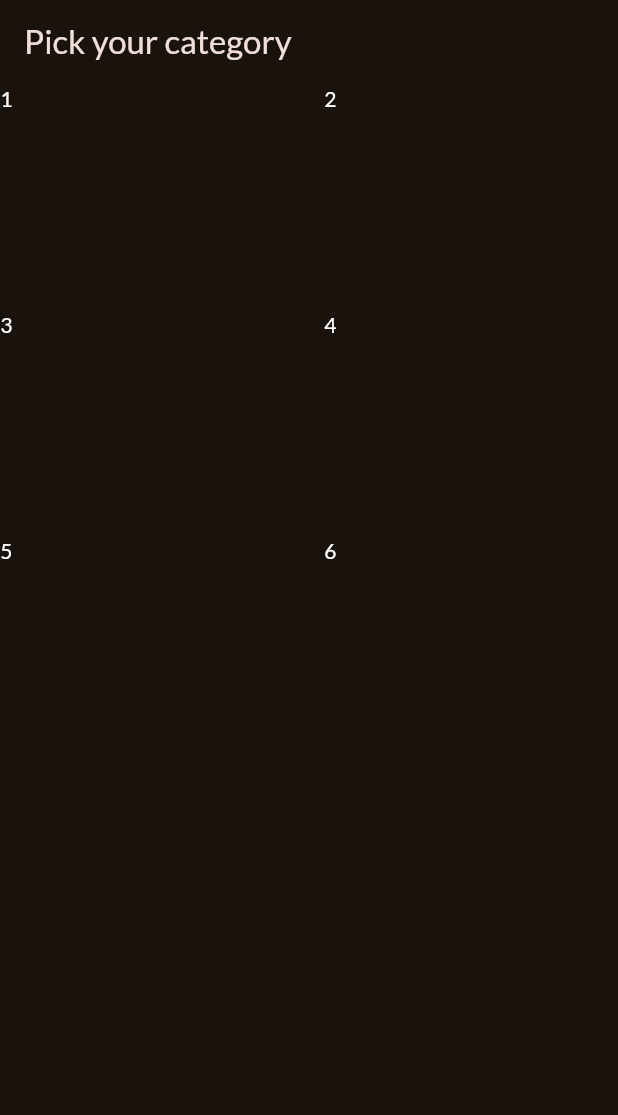
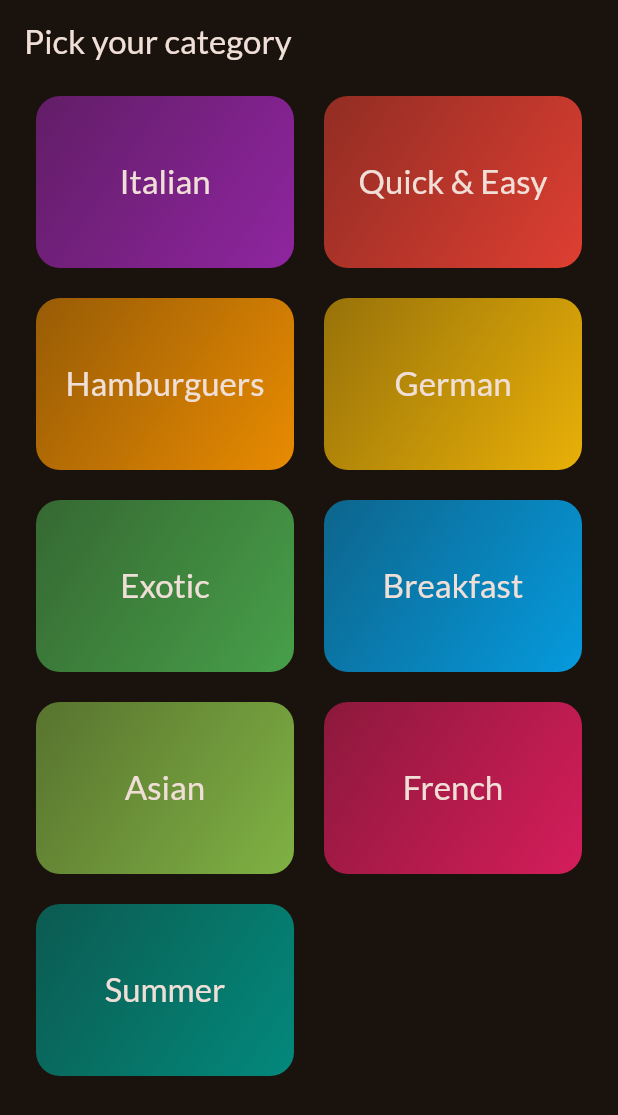
Before and after one commit to eacardenase/flutter-meals, a Flutter app: the screen it shows after launch, on a phone screen of 412 x 824 dp. Shown: the top 1115 px of the screen. Run offline on Flutter 3.47's test engine with Material 2 defaults, Android fonts, the phone set to English and light mode, and no system bars; our stand-ins replace google_fonts.

Commit message:
feat: show dummy categories on screen

```diff
--- a/lib/categories.dart
+++ /dev/null
@@ -1,62 +0,0 @@
-import 'package:flutter/material.dart';
-
-class CategoriesScreen extends StatelessWidget {
-  const CategoriesScreen({
-    super.key,
-  });
-
-  @override
-  Widget build(BuildContext context) {
-    return Scaffold(
-      appBar: AppBar(
-        title: const Text('Pick your category'),
-      ),
-      body: GridView(
-        gridDelegate: const SliverGridDelegateWithFixedCrossAxisCount(
-          crossAxisCount: 2,
-          childAspectRatio: 3 / 2,
-          crossAxisSpacing: 20, // vertical
-          mainAxisSpacing: 20, // horizontal
-        ),
-        children: const [
-          Text(
-            '1',
-            style: TextStyle(
-              color: Colors.white,
-            ),
-          ),
-          Text(
-            '2',
-            style: TextStyle(
-              color: Colors.white,
-            ),
-          ),
-          Text(
-            '3',
-            style: TextStyle(
-              color: Colors.white,
-            ),
-          ),
-          Text(
-            '4',
-            style: TextStyle(
-              color: Colors.white,
-            ),
-          ),
-          Text(
-            '5',
-            style: TextStyle(
-              color: Colors.white,
-            ),
-          ),
-          Text(
-            '6',
-            style: TextStyle(
-              color: Colors.white,
-            ),
-          ),
-        ],
-      ),
-    );
-  }
-}
--- /dev/null
+++ b/lib/data/dummy_data.dart
@@ -0,0 +1,42 @@
+import 'package:flutter/material.dart';
+
+import 'package:meals/models/category.dart';
+
+final availableCategoriess = [
+  Category(
+    title: 'Italian',
+    color: Colors.purple,
+  ),
+  Category(
+    title: 'Quick & Easy',
+    color: Colors.red,
+  ),
+  Category(
+    title: 'Hamburguers',
+    color: Colors.orange,
+  ),
+  Category(
+    title: 'German',
+    color: Colors.amber,
+  ),
+  Category(
+    title: 'Exotic',
+    color: Colors.green,
+  ),
+  Category(
+    title: 'Breakfast',
+    color: Colors.lightBlue,
+  ),
+  Category(
+    title: 'Asian',
+    color: Colors.lightGreen,
+  ),
+  Category(
+    title: 'French',
+    color: Colors.pink,
+  ),
+  Category(
+    title: 'Summer',
+    color: Colors.teal,
+  ),
+];
--- a/lib/main.dart
+++ b/lib/main.dart
@@ -1,7 +1,7 @@
 import 'package:flutter/material.dart';
 
 import 'package:google_fonts/google_fonts.dart';
-import 'package:meals/categories.dart';
+import 'package:meals/screens/categories.dart';
 
 final theme = ThemeData(
   useMaterial3: true,
--- /dev/null
+++ b/lib/models/category.dart
@@ -0,0 +1,16 @@
+import 'package:flutter/material.dart';
+
+import 'package:uuid/uuid.dart';
+
+const uuid = Uuid();
+
+class Category {
+  Category({
+    required this.title,
+    this.color = Colors.orange,
+  }) : id = uuid.v4();
+
+  final String id;
+  final String title;
+  final Color color;
+}
--- /dev/null
+++ b/lib/screens/categories.dart
@@ -0,0 +1,40 @@
+import 'package:flutter/material.dart';
+
+import 'package:meals/data/dummy_data.dart';
+import 'package:meals/widgets/category_grid_item.dart';
+
+class CategoriesScreen extends StatelessWidget {
+  const CategoriesScreen({
+    super.key,
+  });
+
+  @override
+  Widget build(BuildContext context) {
+    return Scaffold(
+      appBar: AppBar(
+        title: const Text(
+          'Pick your category',
+        ),
+      ),
+      body: GridView(
+        padding: const EdgeInsets.symmetric(
+          horizontal: 24,
+          vertical: 8,
+        ),
+        gridDelegate: const SliverGridDelegateWithFixedCrossAxisCount(
+          crossAxisCount: 2,
+          childAspectRatio: 3 / 2,
+          crossAxisSpacing: 20, // vertical
+          mainAxisSpacing: 20, // horizontal
+        ),
+        // children: [
+        //   for (final category in availableCategoriess)
+        //     CategoryGrid(category: category)
+        // ],
+        children: availableCategoriess
+            .map((category) => CategoryGrid(category: category))
+            .toList(),
+      ),
+    );
+  }
+}
--- /dev/null
+++ b/lib/widgets/category_grid_item.dart
@@ -0,0 +1,42 @@
+import 'package:flutter/material.dart';
+
+import 'package:meals/models/category.dart';
+
+class CategoryGrid extends StatelessWidget {
+  const CategoryGrid({
+    super.key,
+    required this.category,
+  });
+
+  final Category category;
+
+  @override
+  Widget build(BuildContext context) {
+    return Container(
+      padding: const EdgeInsets.all(
+        16,
+      ),
+      decoration: BoxDecoration(
+        gradient: LinearGradient(
+          colors: [
+            category.color.withOpacity(0.55),
+            category.color.withOpacity(0.9),
+          ],
+          begin: Alignment.topLeft,
+          end: Alignment.bottomRight,
+        ),
+        borderRadius: BorderRadius.circular(
+          16,
+        ),
+      ),
+      child: Center(
+        child: Text(
+          category.title,
+          style: Theme.of(context).textTheme.titleLarge!.copyWith(
+                color: Theme.of(context).colorScheme.onBackground,
+              ),
+        ),
+      ),
+    );
+  }
+}
--- a/pubspec.yaml
+++ b/pubspec.yaml
@@ -36,6 +36,7 @@ dependencies:
   # Use with the CupertinoIcons class for iOS style icons.
   cupertino_icons: ^1.0.2
   google_fonts: ^5.0.0
+  uuid: ^3.0.7
 
 dev_dependencies:
   flutter_test:
```
Also changed, not shown: pubspec.lock.
